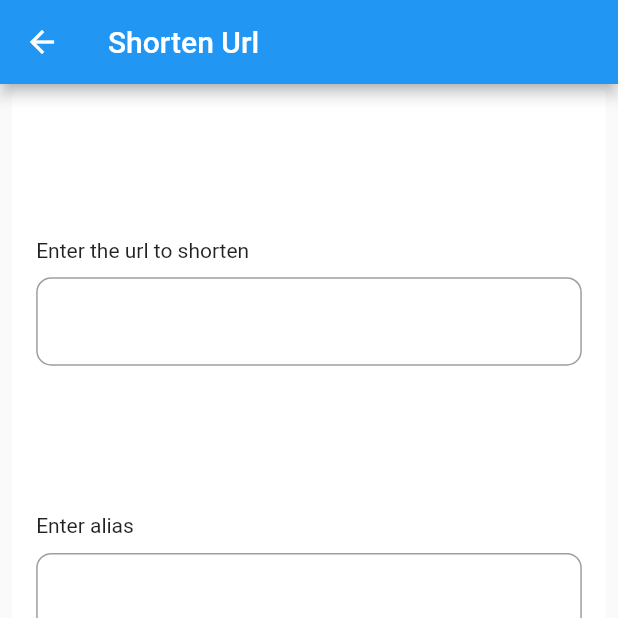
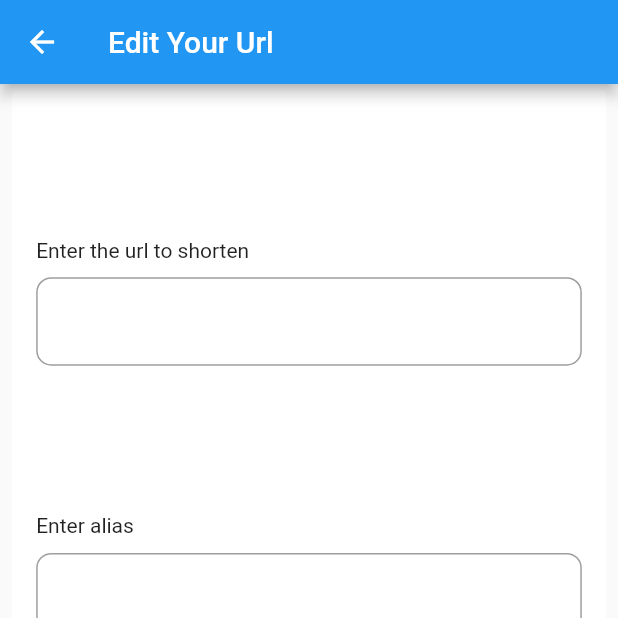
Before and after one commit to amanv8060/Url-Shortner, a Flutter app: the EditUrlScreen screen opened directly with empty values, on a phone screen of 412 x 824 dp, the top half of it. Run offline on Flutter 3.47's test engine with Material 2 defaults, Android fonts, the phone set to English and light mode, and no system bars; our stand-ins replace get_it, google_fonts, lottie, shared_preferences; accounts and stored records are empty.

Commit message:
Update editUrlView.dart

```diff
--- a/client/lib/views/urls/editUrlView.dart
+++ b/client/lib/views/urls/editUrlView.dart
@@ -56,7 +56,7 @@ class _EditUrlScreenState extends State<EditUrlScreen> {
         create: (context) => _urlViewModel,
         child: Scaffold(
           appBar: AppBar(
-            title: Text("Shorten Url"),
+            title: Text("Edit Your Url"),
           ),
           body: IndexedStack(
             index: _isVisible,
```
